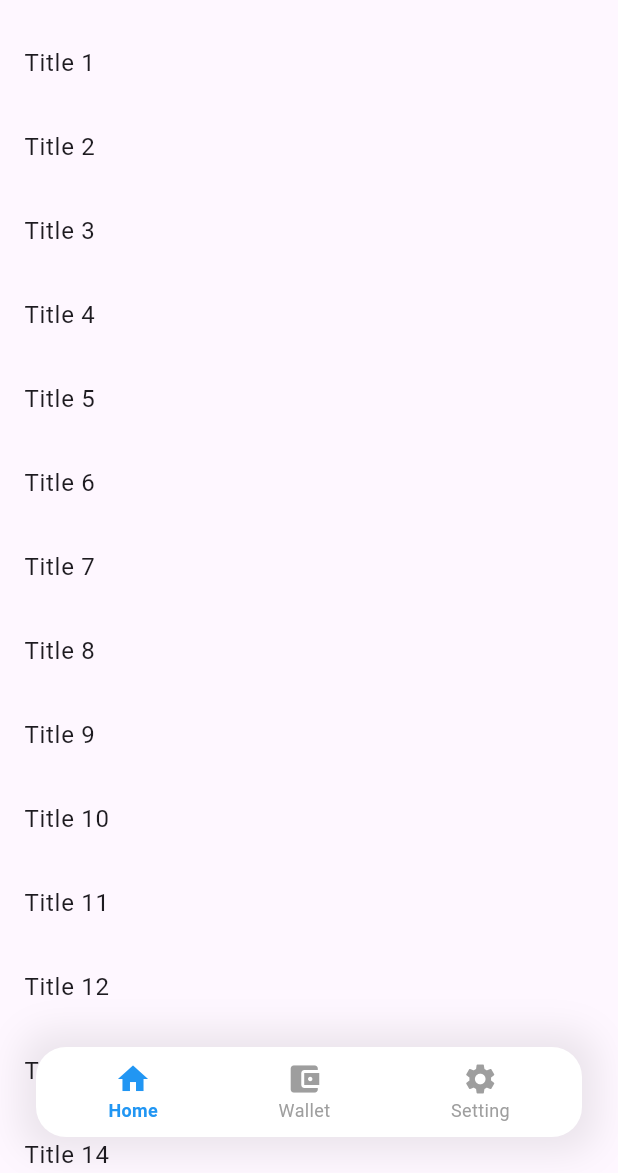
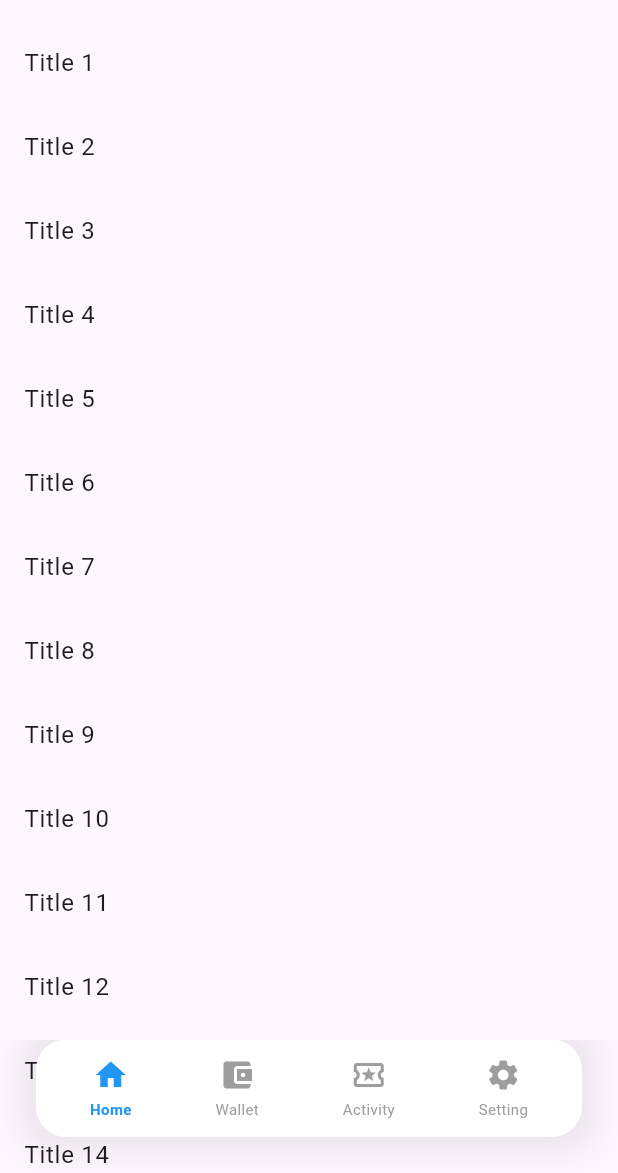
Before and after one commit to md-rifatkhan/motion_flutter, a Flutter app: the screen it shows after launch, after a tap on "Nav Bar", on a phone screen of 412 x 824 dp, the part 63-1236 px from its top. Run offline on Flutter 3.47's test engine with Material 3 defaults, Android fonts, the phone set to English and light mode, and no system bars; our stand-ins replace swipe_cards.

Commit message:
Fixed Nav bar Responsive issue

```diff
--- a/lib/animation_screen/nav_bar/nav_bar.dart
+++ b/lib/animation_screen/nav_bar/nav_bar.dart
@@ -1,5 +1,4 @@
 import 'package:flutter/material.dart';
-import 'package:flutter/rendering.dart';
 
 class AnimatedNavBar extends StatefulWidget {
   const AnimatedNavBar({super.key});
@@ -16,12 +15,19 @@ class _AnimatedNavBarState extends State<AnimatedNavBar> {
   final navItems = [
     "Home",
     "Wallet",
+    "Activity",
     "Setting",
   ];
 
   @override
   void initState() {
     super.initState();
+  }
+
+  @override
+  void dispose() {
+    scrollController.dispose();
+    super.dispose();
   }
 
   @override
@@ -32,12 +38,22 @@ class _AnimatedNavBarState extends State<AnimatedNavBar> {
       ),
       body: NotificationListener(
         onNotification: (notification) {
-          if(scrollController.position.userScrollDirection == ScrollDirection.reverse) {
+          // if(scrollController.position.userScrollDirection == ScrollDirection.reverse) {
+          //   // User is scrolling down;
+          //   setState(() {
+          //     isContainerVisible = false;
+          //   });
+          // } else if (scrollController.position.userScrollDirection == ScrollDirection.forward){
+          //   setState(() {
+          //     isContainerVisible = true;
+          //   });
+          // }
+          if (scrollController.position.pixels >= 100) {
             // User is scrolling down;
             setState(() {
               isContainerVisible = false;
             });
-          } else if (scrollController.position.userScrollDirection == ScrollDirection.forward){
+          } else {
             setState(() {
               isContainerVisible = true;
             });
@@ -67,13 +83,15 @@ class _AnimatedNavBarState extends State<AnimatedNavBar> {
     final icons = [
       Icons.home,
       Icons.account_balance_wallet,
+      Icons.local_activity_outlined,
       Icons.settings,
     ];
 
-    return AnimatedContainer(
+    return ClipRect(
+      child: AnimatedContainer(
         duration: const Duration(seconds: 1),
         curve: Curves.easeInOut,
-      height: isContainerVisible ? 60 : 0,
+        height: isContainerVisible ? 65 : 0,
         margin: const EdgeInsets.only(
           left: 24,
           right: 24,
@@ -88,10 +106,17 @@ class _AnimatedNavBarState extends State<AnimatedNavBar> {
               color: Colors.black.withAlpha(20),
               blurRadius: 20,
               spreadRadius: 10,
-          )
+            ),
           ],
         ),
-      child: Row(
+        child: LayoutBuilder(
+          builder: (context, constraints) {
+            final itemWidth = constraints.maxHeight;
+            final iconSize = (itemWidth * 0.5).floorToDouble();
+            final textSize = (itemWidth * 0.22).floorToDouble();
+            final spacing = (itemWidth * 0.1).floorToDouble();
+
+            return Row(
               crossAxisAlignment: CrossAxisAlignment.center,
               mainAxisAlignment: MainAxisAlignment.spaceAround,
               children: List.generate(navItems.length, (index) {
@@ -107,22 +132,29 @@ class _AnimatedNavBarState extends State<AnimatedNavBar> {
                       Icon(
                         icons[index],
                         color: selectedIndex == index ? Colors.blue : Colors.grey,
-                  size: isContainerVisible ? 24 : 0,
+                        size: iconSize,
                       ),
+                      SizedBox(height: spacing),
                       Text(
                         navItems[index],
                         style: TextStyle(
-                    fontSize: isContainerVisible ? 12 : 0,
+                          fontSize: textSize,
                           color: selectedIndex == index ? Colors.blue : Colors.grey,
-                    fontWeight: selectedIndex == index ? FontWeight.bold : FontWeight.normal,
+                          fontWeight: selectedIndex == index
+                              ? FontWeight.bold
+                              : FontWeight.normal,
                         ),
                       ),
                     ],
                   ),
                 );
               }),
+            );
+          },
+        ),
       ),
     );
   }
 
+
 }
```
Lines whose indentation alone changed are shown as unchanged.
